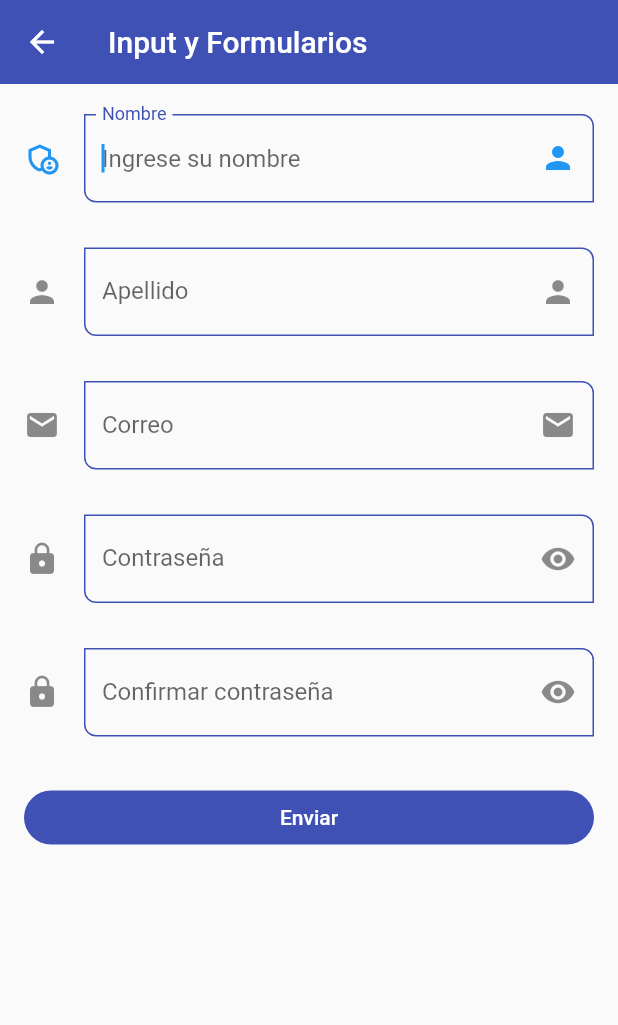
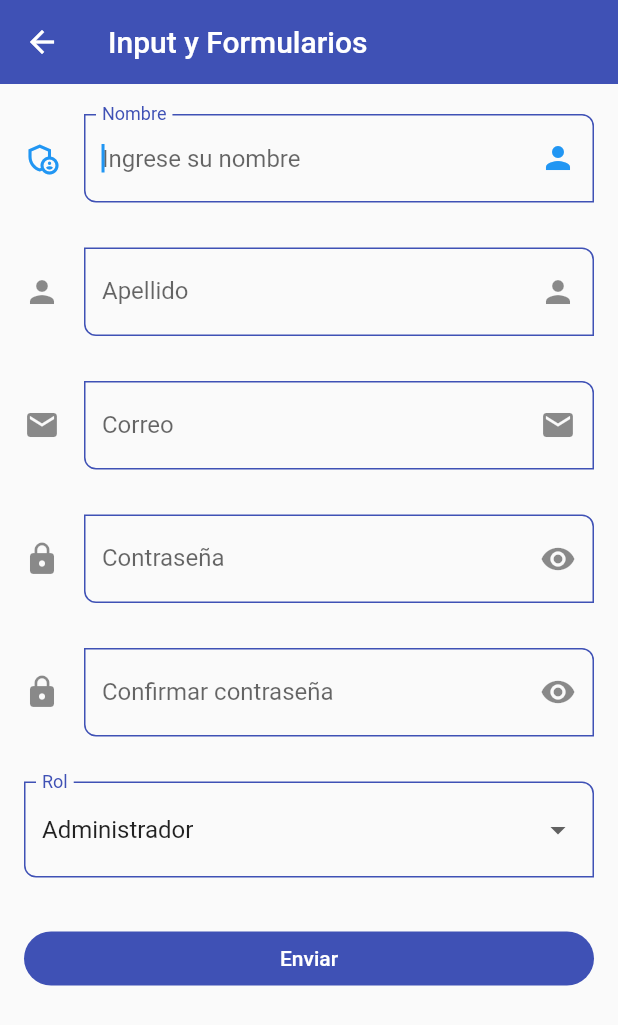
Before and after one commit to manuelduarte077/flutter-examples, a Flutter app: the InputScreen screen opened by its route, on a phone screen of 412 x 824 dp. Shown: the top 1025 px of the screen. Run offline on Flutter 3.47's test engine with Material 2 defaults, Android fonts, the phone set to English and light mode, and no system bars; network calls fail.

Commit message:
feat: DropdownButtonFormield

```diff
--- a/lib/src/screens/forms/input_screen.dart
+++ b/lib/src/screens/forms/input_screen.dart
@@ -78,6 +78,30 @@ class InputScreen extends StatelessWidget {
                   formValues: formValues,
                 ),
                 const SizedBox(height: 30),
+                DropdownButtonFormField<String>(
+                  value: formValues['role'],
+                  decoration: InputDecoration(
+                    labelText: 'Rol',
+                    labelStyle: const TextStyle(
+                      color: Colors.black,
+                      fontSize: 16,
+                    ),
+                    border: OutlineInputBorder(
+                      borderRadius: BorderRadius.circular(10),
+                    ),
+                  ),
+                  items: const [
+                    DropdownMenuItem(
+                        value: 'admin', child: Text('Administrador')),
+                    DropdownMenuItem(value: 'user', child: Text('Usuario')),
+                    DropdownMenuItem(value: 'dev', child: Text('Developer')),
+                    DropdownMenuItem(value: 'ui/ux', child: Text('Designer')),
+                  ],
+                  onChanged: (value) {
+                    formValues['role'] = value ?? 'Admin';
+                  },
+                ),
+                const SizedBox(height: 30),
                 ElevatedButton(
                   child: const SizedBox(
                     width: double.infinity,
```
